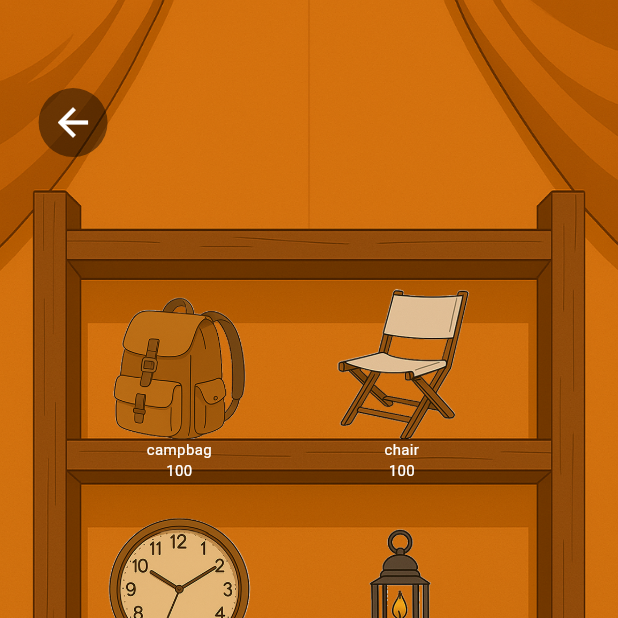
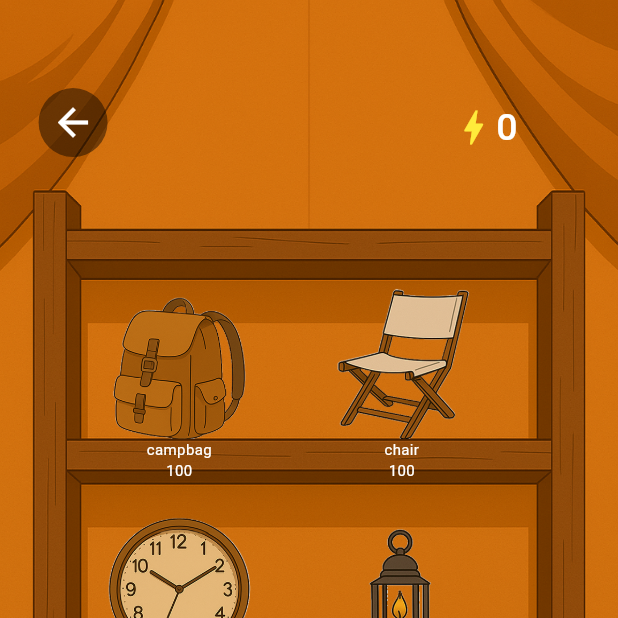
Before and after one commit to deepsleep-project/app, a Flutter app: the ShopPage screen opened directly, after a tap on "campbag", on a phone screen of 412 x 824 dp, the top half of it. Run offline on Flutter 3.47's test engine with Material 3 defaults, Android fonts, the light colour scheme and no system bars; our stand-ins replace fl_chart, flutter_local_notifications, shared_preferences; missing offline and left inert: alarm, android_intent_plus; accounts and stored records are empty.

Commit message:
feat: add energy display in shop page

```diff
--- a/lib/home_page.dart
+++ b/lib/home_page.dart
@@ -233,15 +233,15 @@ class _HomePageState extends State<HomePage>
   }
 
   int _calculateStreak(List<SleepRecord> records) {
-    int strike = 0;
+    int streak = 0;
     for (int i = 0; i < records.length; i++) {
       if (!records[i].sleepRecordState) {
         break;
       }
-      strike += 1;
+      streak += 1;
     }
-    SleepStorage.saveStreak(strike);
-    return strike;
+    SleepStorage.saveStreak(streak);
+    return streak;
   }
 
   Future<void> _notifyServer() async {
--- a/lib/shop_page.dart
+++ b/lib/shop_page.dart
@@ -74,6 +74,7 @@ class _TentPageState extends State<ShopPage> {
   @override
   Widget build(BuildContext context) {
     final screenHeight = MediaQuery.of(context).size.height;
+    final screenWidth = MediaQuery.of(context).size.width;
 
     return Scaffold(
       body: Stack(
@@ -97,6 +98,28 @@ class _TentPageState extends State<ShopPage> {
               style: IconButton.styleFrom(
                 backgroundColor: Colors.black45,
                 shape: CircleBorder(),
+              ),
+            ),
+          ),
+
+          Positioned(
+            top: screenHeight * 0.07,
+            left: screenWidth * 0.73,
+            child: SizedBox(
+              width: 250,
+              height: 55,
+              child: Row(
+                children: [
+                  Icon(Icons.bolt, size: 30, color: Colors.yellow),
+                  Text(
+                    _currency.toString(),
+                    style: TextStyle(
+                      fontSize: 25,
+                      fontWeight: FontWeight.w500,
+                      color: Colors.white,
+                    ),
+                  ),
+                ],
               ),
             ),
           ),
```
